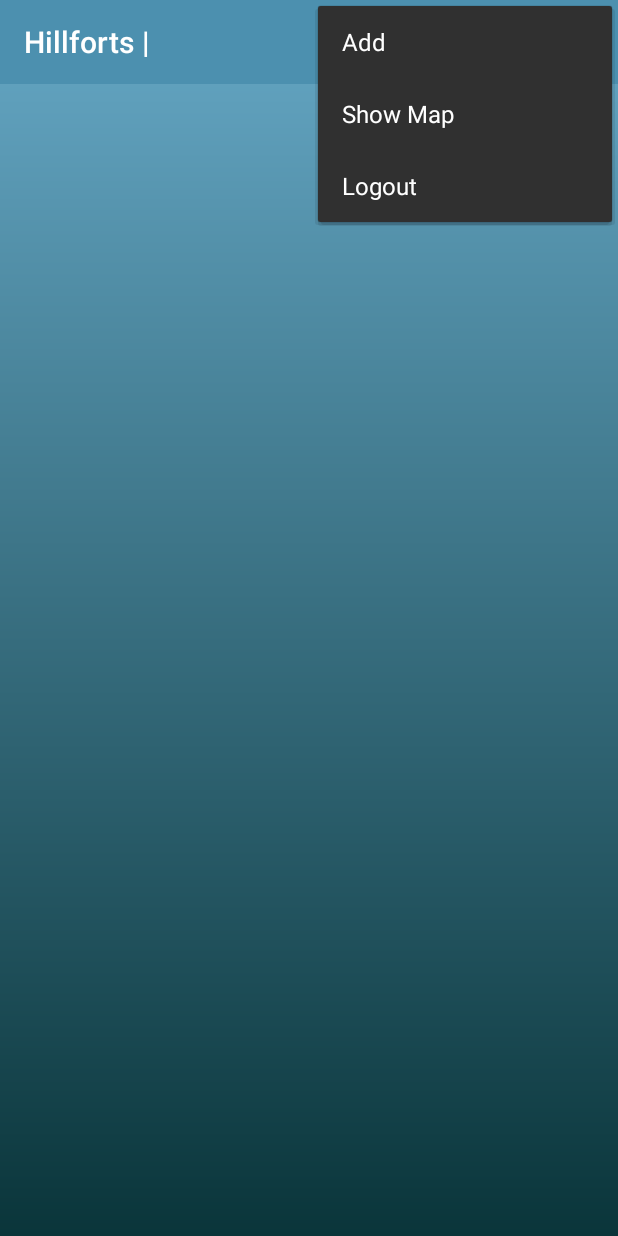
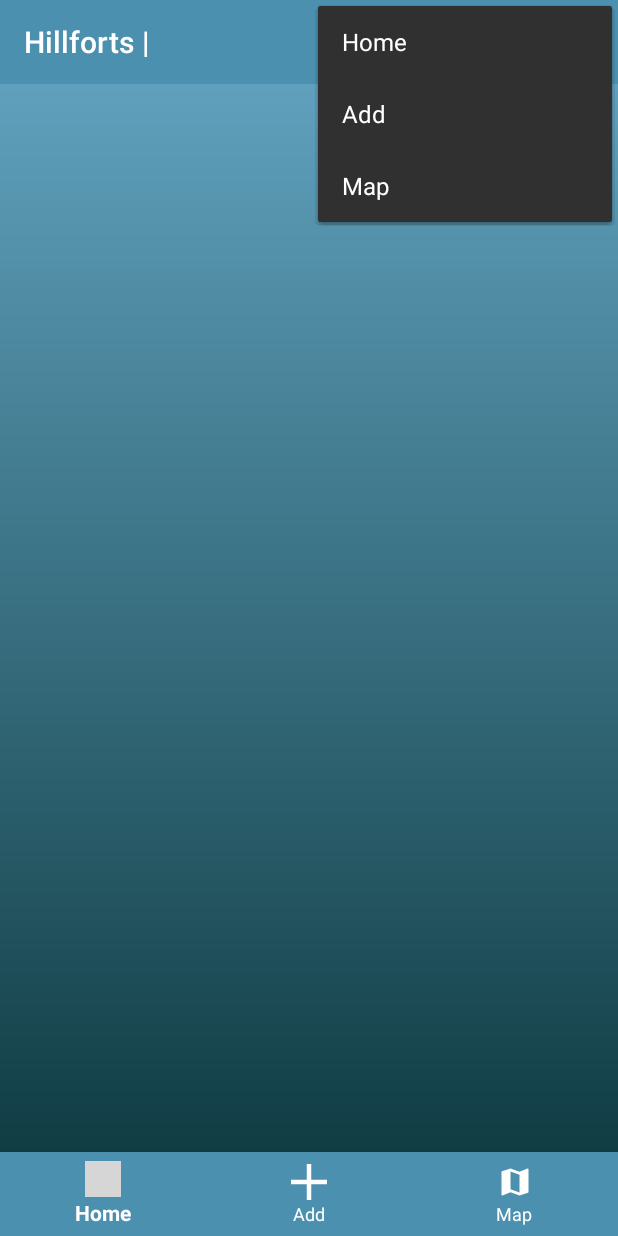
Before and after one commit to obrien-aidan/MobileAppDevelopment-Assignment2, an Android app: the HillfortListView screen opened directly, with no data from a screen before it, with the options menu open, on a phone screen of 412 x 824 dp. Run offline under Robolectric (Android 15) with nearby library versions, the phone set to English and light mode, and no system bars; our stand-ins replace Firebase (no records; nobody signed in at launch, a user with empty details on screens opened directly); grey boxes are pictures that could not be loaded.

Commit message:
F7 - bottom navigation ------------------------ reference: https://suragch.medium.com/how-to-add-a-bottom-navigation-bar-in-android-958ed728ef6c

```diff
--- a/app/src/main/java/org/wit/hillfort/views/hillfortlist/HillfortListView.kt
+++ b/app/src/main/java/org/wit/hillfort/views/hillfortlist/HillfortListView.kt
@@ -2,12 +2,16 @@ package org.wit.hillfort.views.hillfortlist
 
 import android.content.Intent
 import android.os.Bundle
-import android.view.*
+import android.view.Menu
+import android.view.MenuItem
+import android.widget.Toast
 import androidx.recyclerview.widget.LinearLayoutManager
+import com.google.android.material.bottomnavigation.BottomNavigationView
 import kotlinx.android.synthetic.main.activity_hillfort_list.*
 import org.wit.hillfort.R
 import org.wit.hillfort.models.HillfortModel
 import org.wit.hillfort.views.BaseView
+
 
 class HillfortListView :  BaseView(), HillfortListener {
 
@@ -24,6 +28,17 @@ class HillfortListView :  BaseView(), HillfortListener {
         val layoutManager = LinearLayoutManager(this)
         recyclerView.layoutManager = layoutManager
         presenter.loadHillforts()
+
+
+        val bottomNavigationView = findViewById<BottomNavigationView>(R.id.bottom_navigation)
+        bottomNavigationView.setOnNavigationItemSelectedListener { item ->
+            when (item.itemId) {
+                R.id.bottomAdd-> presenter.doAddHillfort()
+                R.id.bottomMain-> presenter.loadHillforts()
+                R.id.bottomMap-> presenter.doShowHillfortsMap()
+            }
+            true
+        }
     }
 
     override fun showHillforts(hillforts: List<HillfortModel>) {
@@ -31,19 +46,24 @@ class HillfortListView :  BaseView(), HillfortListener {
         recyclerView.adapter?.notifyDataSetChanged()
     }
 
+
     override fun onCreateOptionsMenu(menu: Menu?): Boolean {
-        menuInflater.inflate(R.menu.menu_main, menu)
+        menuInflater.inflate(R.menu.bottom_nav_menu, menu)
         return super.onCreateOptionsMenu(menu)
     }
 
+
     override fun onOptionsItemSelected(item: MenuItem): Boolean {
         when (item?.itemId) {
-            R.id.item_add -> presenter.doAddHillfort()
-            R.id.item_map -> presenter.doShowHillfortsMap()
-            R.id.item_logout ->presenter.doLogout()
+            R.id.bottomAdd-> presenter.doAddHillfort()
+/*            R.id.item_map -> presenter.doShowHillfortsMap()
+            R.id.item_logout -> presenter.doLogout()*/
         }
         return super.onOptionsItemSelected(item)
     }
+
+
+
 
     override fun onHillfortClick(hillfort: HillfortModel) {
         presenter.doEditHillfort(hillfort)
--- /dev/null
+++ b/app/src/main/res/drawable-v24/ic_plus.xml
@@ -0,0 +1,9 @@
+<vector xmlns:android="http://schemas.android.com/apk/res/android"
+    android:width="341.4dp"
+    android:height="341.4dp"
+    android:viewportWidth="341.4"
+    android:viewportHeight="341.4">
+  <path
+      android:fillColor="#FF000000"
+      android:pathData="M192,149.4l0,-149.4l-42.6,0l0,149.4l-149.4,0l0,42.6l149.4,0l0,149.4l42.6,0l0,-149.4l149.4,0l0,-42.6z"/>
+</vector>
--- /dev/null
+++ b/app/src/main/res/drawable/ic_map.xml
@@ -0,0 +1,5 @@
+<vector android:height="24dp" android:tint="#FFFFFF"
+    android:viewportHeight="24" android:viewportWidth="24"
+    android:width="24dp" xmlns:android="http://schemas.android.com/apk/res/android">
+    <path android:fillColor="@android:color/white" android:pathData="M20.5,3l-0.16,0.03L15,5.1 9,3 3.36,4.9c-0.21,0.07 -0.36,0.25 -0.36,0.48V20.5c0,0.28 0.22,0.5 0.5,0.5l0.16,-0.03L9,18.9l6,2.1 5.64,-1.9c0.21,-0.07 0.36,-0.25 0.36,-0.48V3.5c0,-0.28 -0.22,-0.5 -0.5,-0.5zM15,19l-6,-2.11V5l6,2.11V19z"/>
+</vector>
--- a/app/src/main/res/layout/activity_hillfort_list.xml
+++ b/app/src/main/res/layout/activity_hillfort_list.xml
@@ -31,4 +31,15 @@
         android:scrollbars="vertical"
         app:layout_behavior="@string/appbar_scrolling_view_behavior" />
 
+    <com.google.android.material.bottomnavigation.BottomNavigationView
+        android:id="@+id/bottom_navigation"
+        android:layout_alignParentBottom="true"
+        android:layout_gravity="bottom"
+        android:layout_width="match_parent"
+        android:layout_height="wrap_content"
+        app:menu="@menu/bottom_nav_menu"
+        android:background="@color/colorAccent"
+        app:itemIconTint="@android:color/white"
+        app:itemTextColor="@android:color/white"/>
+
 </androidx.coordinatorlayout.widget.CoordinatorLayout>
--- /dev/null
+++ b/app/src/main/res/menu/bottom_nav_menu.xml
@@ -0,0 +1,21 @@
+<?xml version="1.0" encoding="utf-8"?>
+<menu xmlns:android="http://schemas.android.com/apk/res/android">
+
+    <item
+        android:id="@+id/bottomMain"
+        android:icon="@drawable/ic_menu"
+        android:menuCategory="secondary"
+        android:title="@string/bottom_menu_home"/>
+    <item
+        android:id="@+id/bottomAdd"
+        android:icon="@drawable/ic_plus"
+        android:menuCategory="secondary"
+        android:title="@string/bottom_menu_add"/>
+    />
+    <item
+        android:id="@+id/bottomMap"
+        android:icon="@drawable/ic_map"
+        android:menuCategory="secondary"
+        android:title="@string/bottom_menu_map"/>
+    />
+</menu>
--- a/app/src/main/res/values/strings.xml
+++ b/app/src/main/res/values/strings.xml
@@ -31,5 +31,8 @@
     <string name="title_activity_login"> Signup/Login to Hillfort</string>
     <string name="menu_showMap">Show Map</string>
     <string name="menu_logout">Logout</string>
+    <string name="bottom_menu_add">Add</string>
+    <string name="bottom_menu_home">Home</string>
+    <string name="bottom_menu_map">Map</string>
 
 </resources>
```
Also changed, not shown: app/src/main/java/org/wit/hillfort/views/hillfort/HillfortPresenter.kt (+15 -0 lines), app/src/main/java/org/wit/hillfort/views/hillfort/HillfortView.kt (+10 -0 lines), app/src/main/java/org/wit/hillfort/views/hillfortlist/HillfortListPresenter.kt (+1 -6 lines), app/src/main/java/org/wit/hillfort/views/map/HillfortMapPresenter.kt (+15 -6 lines), app/src/main/java/org/wit/hillfort/views/map/HillfortMapView.kt (+10 -0 lines), app/src/main/res/layout/activity_hillfort.xml (+10 -2 lines), app/src/main/res/layout/activity_hillfort_maps.xml (+10 -1 lines), app/src/main/res/menu/menu_main.xml (+50 -1 lines), app/src/main/res/navigation/my_nav.xml (added, +23 -0 lines).
